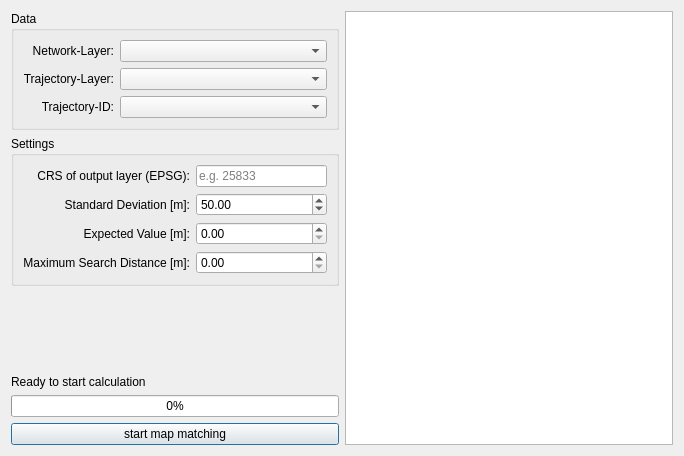
jagodki/Offline-MapMatching, file src/offlinemapmatching/offline_map_matching_dialog_base.ui: the form before one commit.
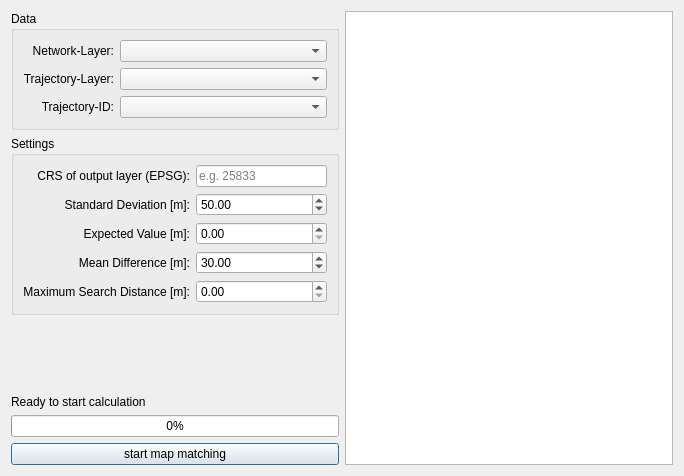
The form after the commit.

Commit message: introduce a the new parameter beta

```diff
--- a/src/offlinemapmatching/offline_map_matching_dialog_base.ui
+++ b/src/offlinemapmatching/offline_map_matching_dialog_base.ui
@@ -7,7 +7,7 @@
     <x>0</x>
     <y>0</y>
     <width>684</width>
-    <height>456</height>
+    <height>476</height>
    </rect>
   </property>
   <property name="windowTitle">
@@ -119,7 +119,7 @@
             </property>
            </widget>
           </item>
-          <item row="3" column="0">
+          <item row="4" column="0">
            <widget class="QLabel" name="label_max">
             <property name="text">
              <string>Maximum Search Distance [m]:</string>
@@ -149,7 +149,7 @@
             </property>
            </widget>
           </item>
-          <item row="3" column="1">
+          <item row="4" column="1">
            <widget class="QDoubleSpinBox" name="doubleSpinBox_max">
             <property name="maximum">
              <double>9900000000.989999771118164</double>
@@ -180,6 +180,23 @@
             </property>
            </widget>
           </item>
+          <item row="3" column="0">
+           <widget class="QLabel" name="label_beta">
+            <property name="text">
+             <string>Mean Difference [m]:</string>
+            </property>
+            <property name="alignment">
+             <set>Qt::AlignRight|Qt::AlignTrailing|Qt::AlignVCenter</set>
+            </property>
+           </widget>
+          </item>
+          <item row="3" column="1">
+           <widget class="QDoubleSpinBox" name="doubleSpinBox_beta">
+            <property name="value">
+             <double>30.000000000000000</double>
+            </property>
+           </widget>
+          </item>
          </layout>
         </item>
        </layout>
```
The commit also changes 6 other files.
